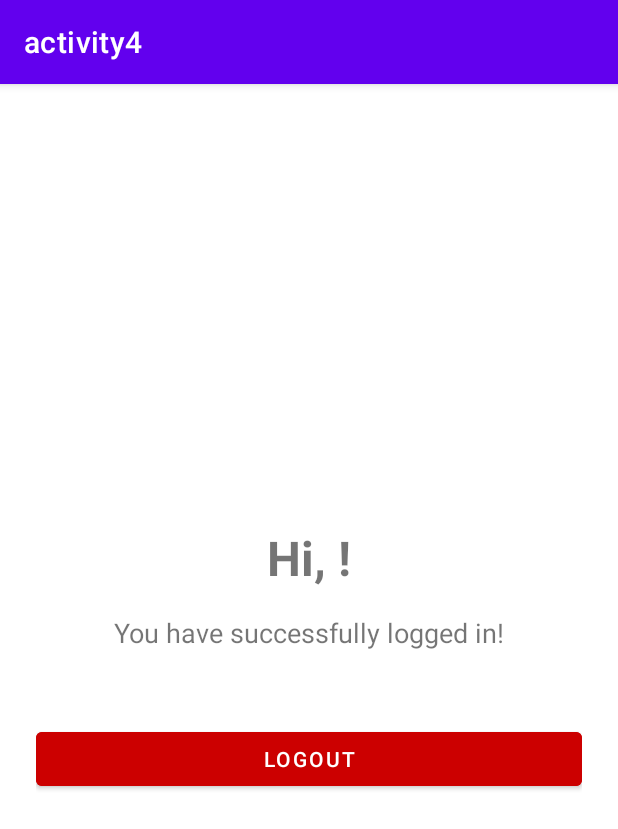
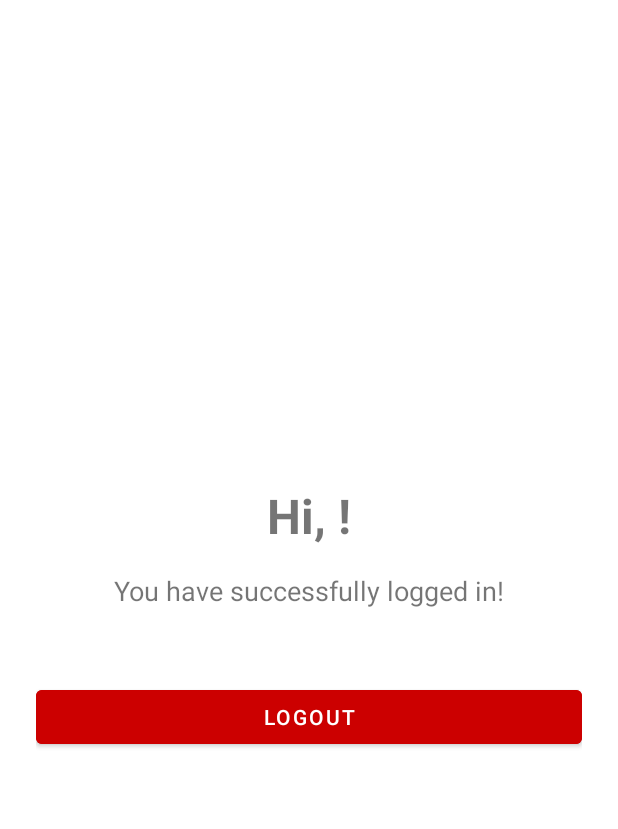
Before and after one commit to riv-exe/activity4_group1, an Android app: the screen it shows after launch once a user with an empty profile is signed in (HomeActivity), on a phone screen of 412 x 824 dp. Shown: the top 829 px of the screen. Run offline under Robolectric (Android 15) with nearby library versions, the phone set to English and light mode, and no system bars; our stand-ins replace Firebase (no records; nobody signed in at launch, a user with empty details on screens opened directly).

Commit message:
feat: some ui changes

```diff
--- a/app/src/main/java/com/example/activity4_group1/HomeActivity.java
+++ b/app/src/main/java/com/example/activity4_group1/HomeActivity.java
@@ -30,6 +30,8 @@ public class HomeActivity extends AppCompatActivity {
         super.onCreate(savedInstanceState);
         binding = ActivityHomeBinding.inflate(getLayoutInflater());
         setContentView(binding.getRoot());
+        getSupportActionBar().hide();
+
 
         authViewModel = new ViewModelProvider(this).get(AuthViewModel.class);
         auth = FirebaseAuth.getInstance();
--- a/app/src/main/java/com/example/activity4_group1/LoginActivity.java
+++ b/app/src/main/java/com/example/activity4_group1/LoginActivity.java
@@ -61,6 +61,7 @@ public class LoginActivity extends AppCompatActivity {
         super.onCreate(savedInstanceState);
         binding = ActivityLoginBinding.inflate(getLayoutInflater());
         setContentView(binding.getRoot());
+        getSupportActionBar().hide();
 
         authViewModel = new ViewModelProvider(this).get(AuthViewModel.class);
         authViewModel.setupGoogleSignUp(this); // Setup for Google Sign Up only
--- a/app/src/main/java/com/example/activity4_group1/MainActivity.java
+++ b/app/src/main/java/com/example/activity4_group1/MainActivity.java
@@ -11,5 +11,7 @@ public class MainActivity extends AppCompatActivity {
     protected void onCreate(@Nullable Bundle savedInstanceState) {
         super.onCreate(savedInstanceState);
         setContentView(R.layout.activity_main);
+        getSupportActionBar().hide();
+
     }
 }
--- a/app/src/main/java/com/example/activity4_group1/SignUpActivity.java
+++ b/app/src/main/java/com/example/activity4_group1/SignUpActivity.java
@@ -26,6 +26,8 @@ public class SignUpActivity extends AppCompatActivity {
         super.onCreate(savedInstanceState);
         binding = ActivitySignUpBinding.inflate(getLayoutInflater());
         setContentView(binding.getRoot());
+        getSupportActionBar().hide();
+
 
         authViewModel = new ViewModelProvider(this).get(AuthViewModel.class);
 
--- a/app/src/main/res/values/strings.xml
+++ b/app/src/main/res/values/strings.xml
@@ -1,3 +1,3 @@
 <resources>
-    <string name="app_name">activity4</string>
+    <string name="app_name">Power Pop Girls</string>
 </resources>
```
